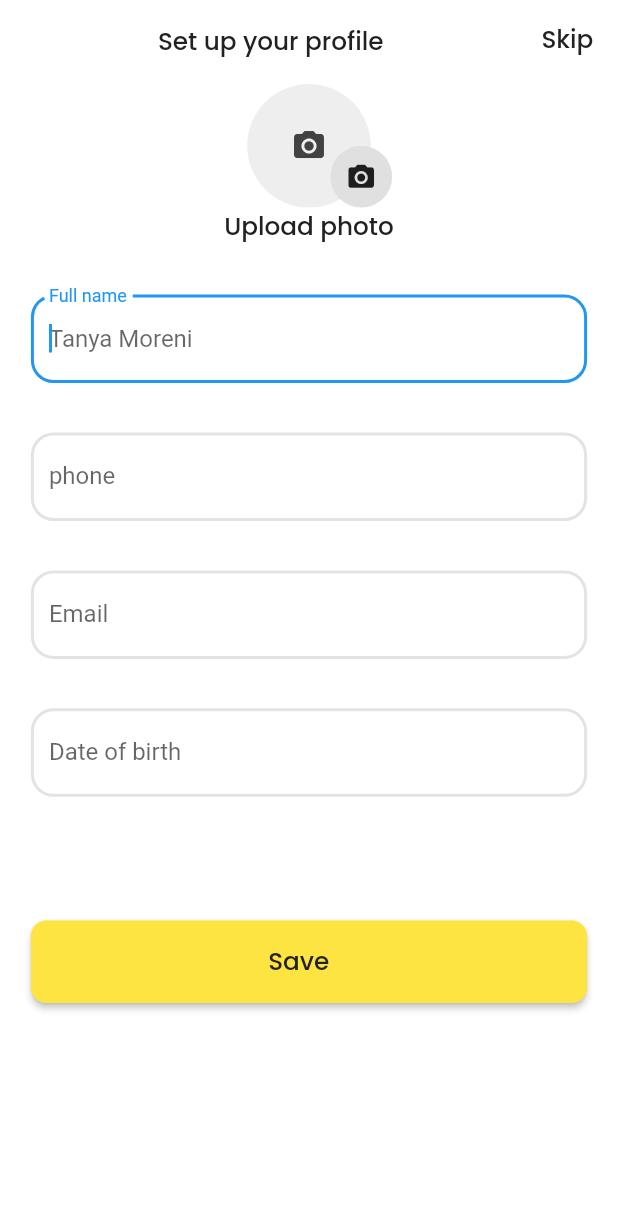
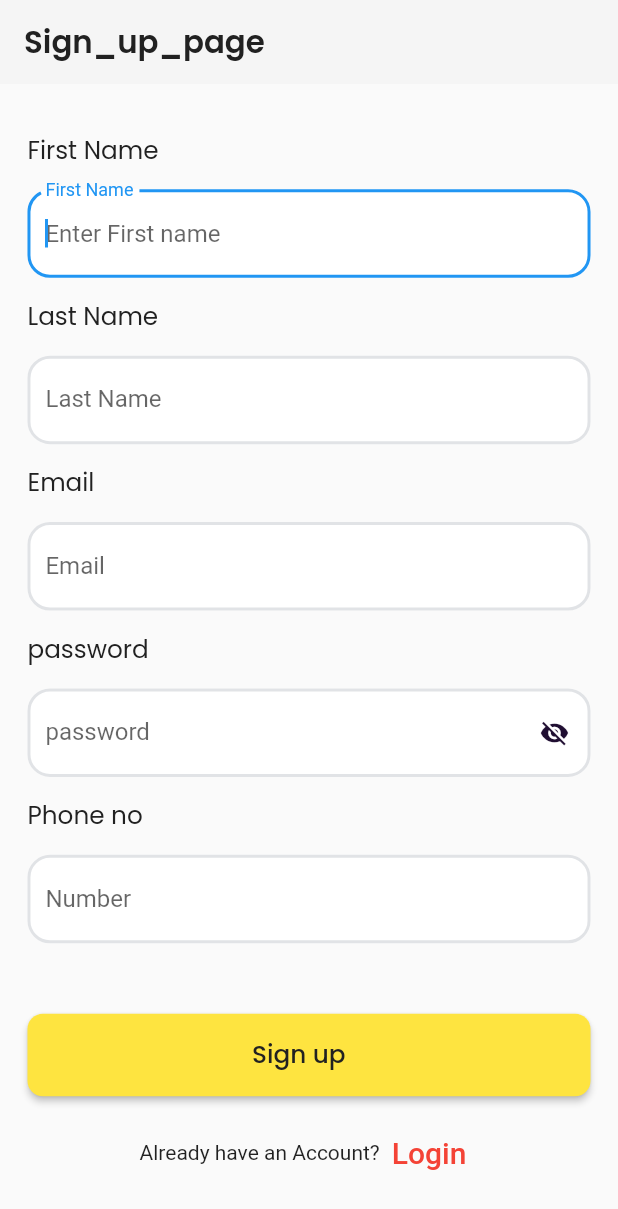
Before and after one commit to panchaniurvisha/ulmo_e_commerce, a Flutter app: the screen it shows after launch, on a phone screen of 412 x 824 dp. Shown: the top 1209 px of the screen. Run offline on Flutter 3.47's test engine with Material 2 defaults, Android fonts, the phone set to English and light mode, and no system bars; our stand-ins replace cloud_firestore, firebase_auth, firebase_core, firebase_storage, fluttertoast, google_sign_in and 3 more; accounts and stored records are empty.

Commit message:
"6/7/2023"

```diff
--- a/lib/main.dart
+++ b/lib/main.dart
@@ -1,6 +1,6 @@
 import 'package:firebase_core/firebase_core.dart';
 import 'package:flutter/material.dart';
-import 'package:ulmo_e_commerce_app/view/profile_setup_screen.dart';
+import 'package:ulmo_e_commerce_app/view/sign_up_page/sign_up_screen.dart';
 
 void main() async {
   WidgetsFlutterBinding.ensureInitialized();
@@ -20,6 +20,6 @@ class MyApp extends StatelessWidget {
           primarySwatch: Colors.blue,
         ),
         debugShowCheckedModeBanner: false,
-        home: const ProfileSetupScreen());
+        home: const SignUpScreen());
   }
 }
--- a/lib/res/constant/app_images.dart
+++ b/lib/res/constant/app_images.dart
@@ -63,4 +63,7 @@ class AppImages {
 
   //ProfileSetUp Screen
   static const String galleryIcon = "${basePath}gallery_icon.png";
+
+  //login Screen
+  static const String googleLogo = "${basePath}google_logo.png";
 }
--- a/lib/res/constant/app_string.dart
+++ b/lib/res/constant/app_string.dart
@@ -19,7 +19,41 @@ class AppString {
   static const bathroom = "bathroom";
   static const popularItem = "popular";
 
-  //categories screen
+  ///Sign Up Screen
+  static const signupTitle = "Sign_up_page";
+  static const firstName = "First Name";
+  static const email = "Email";
+  static const password = "password";
+  static const mobileNo = "Phone no";
+  static const hintTextName = "Enter First name";
+  static const number = "Number";
+  static const hintTextLastName = "Enter Last name";
+  static const hintEmailName = "Eg. jamesburnes14@gmail.com";
+  static const hintTextPassword = "Enter Password";
+  static const hintTextNumber = "00000 00000";
+  static const errorTitle = "Please Enter Correct Name,";
+  static const lastname = "Last Name";
+  static const errorEmailTitle = "Please Enter Correct Email,";
+  static const errorPasswordTitle = "Please valid Password ,";
+  static const errorNumberTitle = "Please Enter Correct Number,";
+  static const forgetPassword = "Forgot Password";
+  static const signup = "Sign up";
+  static const createAccount = 'Already have an Account?';
+  static const login = 'Login';
+
+  ///Login Screen
+  static const loginTitle = "Login_page";
+  static const signWithGoogle = "Sign in with Google";
+  static const loginWithMobile = "Login with Mobile";
+  static const loginWithSocialMedia = "Or Login With Social Media Account";
+  static const or = "OR SIGN IN USING";
+
+  ///Forgot password Screen
+  static const forgotPasswordTitle = "Reset Password";
+  static const text = "Receive an email to\nreset your password";
+  static const resetPassword = "Reset Password";
+
+  ///categories screen
   static const room = "Living room";
   static const categories = "categories";
   static const furniture = "Furniture";
@@ -33,17 +67,17 @@ class AppString {
   static const vases = "Vases";
   static const boxes = "Boxes";
 
-  //catalog Screen
+  ///catalog Screen
   static const title = "Furniture";
-  static const text = "Hard to decide?";
+  static const textCatalog = "Hard to decide?";
   static const help = "We are ready for help";
   static const data = "Need help";
 
-  //product page Screen
+  ///product page Screen
   static const information = "Product information";
   static const review = "Reviews";
   static const question = "Questions and answer";
-  static const number = "32";
+  static const number32 = "32";
   static const five = "5";
   static const headerName = "you might also like";
   static const price = "\$150.00";
@@ -173,13 +207,13 @@ class AppString {
   static const continueButton = "Continue";
   static const nameHintText = "Full Name";
   static const nameLabelText = "Full Name";
-  static const errorTitle = "Please Enter Correct Name,";
+  static const errorTitleOfName = "Please Enter Correct Name,";
   static const numberLabelText = "phone";
-  static const hintTextNumber = "00000 00000";
-  static const errorNumberTitle = "Please Enter Correct Number,";
-  static const email = "Email";
-  static const hintEmailName = "Eg. jamesburnes14@gmail.com";
-  static const errorEmailTitle = "Please Enter Correct Email,";
+  static const hintTextOfNumber = "00000 00000";
+  static const errorTitleNumber = "Please Enter Correct Number,";
+  static const emailOfScreen = "Email";
+  static const hintEmailText = "Eg. jamesburnes14@gmail.com";
+  static const errorTitleEmail = "Please Enter Correct Email,";
   static const pageNumber = "1 of 3";
 
   //delivery Details Screen
@@ -240,10 +274,10 @@ class AppString {
   static const labelTextOfName = "Full name";
   static const hintTextOfName = "Tanya Moreni";
   static const labelTextOfNumber = "phone";
-  static const hintTextOfNumber = "9345678976";
+  static const hintTextOfPhoneNumber = "9345678976";
   static const labelTextOfDateOfBirth = "Date of birth";
   static const hintTextOfDateOfBirth = "11-JUN-1993";
-  static const signup = "Save";
+  static const save = "Save";
 
   //account Screen
   static const myOrder = "My orders";
@@ -254,7 +288,7 @@ class AppString {
 
   //MyDetails Screen
   static const titleOFDetails = "My Details";
-  static const save = "Save";
+  static const saveOfScreen = "Save";
   static const changePhoto = "Change photo";
 
   //Address Book Screen
--- a/lib/view/my_details_screen.dart
+++ b/lib/view/my_details_screen.dart
@@ -78,7 +78,7 @@ class _MyDetailsScreenState extends State<MyDetailsScreen> {
                   InkWell(
                     onTap: () => createUserData(),
                     child: const AppText(
-                      text: AppString.save,
+                      text: AppString.saveOfScreen,
                       fontWeight: FontWeight.w500,
                     ),
                   ),
--- a/lib/view/otp_Scree.dart
+++ b/lib/view/otp_Scree.dart
@@ -6,7 +6,7 @@ import 'package:ulmo_e_commerce_app/res/common/row_app_bar.dart';
 
 import '../res/common/app_text.dart';
 import '../res/constant/app_string.dart';
-import 'login_with_phone_number.dart';
+import 'login_page/login_with_phone_number.dart';
 import 'profile_setup_screen.dart';
 
 class OtpScreen extends StatefulWidget {
@@ -57,7 +57,7 @@ class _OtpScreenState extends State<OtpScreen> {
           child: Column(
             crossAxisAlignment: CrossAxisAlignment.start,
             children: [
-              RowAppBar(
+              const RowAppBar(
                 mainAxisAlignment: MainAxisAlignment.spaceBetween,
                 text: AppString.helpText,
               ),
--- a/lib/view/profile_setup_screen.dart
+++ b/lib/view/profile_setup_screen.dart
@@ -210,7 +210,7 @@ class _ProfileSetupScreenState extends State<ProfileSetupScreen> {
               AppTextFormField(
                   controller: phoneNumberController,
                   labelText: AppString.labelTextOfNumber,
-                  hintText: AppString.hintTextNumber,
+                  hintText: AppString.hintTextOfPhoneNumber,
                   validator: (value) =>
                       utils.isValidMobile(phoneNumberController.text)
                           ? null
@@ -247,7 +247,7 @@ class _ProfileSetupScreenState extends State<ProfileSetupScreen> {
                     debugPrint("Next Account Screen====>");
                   }
                 },
-                text: AppString.signup,
+                text: AppString.save,
                 sizeBox: const SizedBox(),
               ),
             ],
--- /dev/null
+++ b/lib/view/sign_up_page/sign_up_screen.dart
@@ -0,0 +1,221 @@
+import 'package:cloud_firestore/cloud_firestore.dart';
+import 'package:firebase_auth/firebase_auth.dart';
+import 'package:flutter/material.dart';
+import 'package:ulmo_e_commerce_app/res/common/app_elevated_button.dart';
+import 'package:ulmo_e_commerce_app/res/constant/app_colors.dart';
+
+import '../../res/common/app_text.dart';
+import '../../res/common/app_text_form_field.dart';
+import '../../res/constant/app_string.dart';
+import '../../utils/utils.dart';
+import '../login_page/login_screen.dart';
+
+class SignUpScreen extends StatefulWidget {
+  const SignUpScreen({
+    Key? key,
+  }) : super(key: key);
+
+  @override
+  State<SignUpScreen> createState() => _SignUpScreenState();
+}
+
+class _SignUpScreenState extends State<SignUpScreen> {
+  FirebaseAuth firebaseAuth = FirebaseAuth.instance;
+  FirebaseFirestore firebaseFireStore = FirebaseFirestore.instance;
+
+  User? user;
+  TextEditingController emailController = TextEditingController();
+  TextEditingController passwordController = TextEditingController();
+  TextEditingController firstNameController = TextEditingController();
+  TextEditingController lastNameController = TextEditingController();
+  TextEditingController phoneNumberController = TextEditingController();
+
+  bool value = false;
+  bool isSecurePassword = true;
+  final formKey = GlobalKey<FormState>();
+  Utils utils = Utils();
+
+  @override
+  Widget build(BuildContext context) {
+    double height = MediaQuery.of(context).size.height;
+    double width = MediaQuery.of(context).size.width;
+    return Scaffold(
+      resizeToAvoidBottomInset: false,
+      appBar: AppBar(
+        title: AppText(
+            text: AppString.signupTitle,
+            fontWeight: FontWeight.bold,
+            fontSize: height / 40),
+        backgroundColor: AppColors.white,
+        elevation: 0,
+      ),
+      body: Form(
+        key: formKey,
+        autovalidateMode: AutovalidateMode.onUserInteraction,
+        child: Padding(
+          padding: EdgeInsets.all(height / 45),
+          child: Column(
+            crossAxisAlignment: CrossAxisAlignment.start,
+            mainAxisAlignment: MainAxisAlignment.spaceEvenly,
+            children: [
+              const AppText(text: AppString.firstName),
+              AppTextFormField(
+                controller: firstNameController,
+                validator: (value) =>
+                    utils.isValidName(firstNameController.text)
+                        ? null
+                        : AppString.errorTitle,
+                labelText: AppString.firstName,
+                hintText: AppString.hintTextName,
+                keyboardType: TextInputType.name,
+              ),
+              const AppText(text: AppString.lastname),
+              AppTextFormField(
+                controller: lastNameController,
+                validator: (value) => utils.isValidName(lastNameController.text)
+                    ? null
+                    : AppString.errorTitle,
+                labelText: AppString.lastname,
+                hintText: AppString.hintTextLastName,
+                keyboardType: TextInputType.name,
+              ),
+              const AppText(text: AppString.email),
+              AppTextFormField(
+                labelText: AppString.email,
+                hintText: AppString.hintEmailName,
+                controller: emailController,
+                validator: (value) => utils.isValidEmail(emailController.text)
+                    ? null
+                    : AppString.errorEmailTitle,
+                keyboardType: TextInputType.emailAddress,
+              ),
+              const AppText(text: AppString.password),
+              AppTextFormField(
+                  suffixIcon: IconButton(
+                    icon: Icon(isSecurePassword
+                        ? Icons.visibility_off
+                        : Icons.visibility),
+                    iconSize: 20,
+                    color: const Color(0xff200E32),
+                    onPressed: () {
+                      setState(() {
+                        isSecurePassword = !isSecurePassword;
+                      });
+                    },
+                  ),
+                  labelText: AppString.password,
+                  hintText: AppString.hintTextPassword,
+                  controller: passwordController,
+                  obscureText: isSecurePassword,
+                  textInputAction: TextInputAction.done,
+                  validator: (value) =>
+                      utils.isValidPassword(passwordController.text)
+                          ? null
+                          : AppString.errorPasswordTitle,
+                  keyboardType: TextInputType.visiblePassword),
+              const AppText(text: AppString.mobileNo),
+              AppTextFormField(
+                  controller: phoneNumberController,
+                  labelText: AppString.number,
+                  hintText: AppString.hintTextNumber,
+                  validator: (value) =>
+                      utils.isValidMobile(phoneNumberController.text)
+                          ? null
+                          : AppString.errorNumberTitle,
+                  keyboardType: TextInputType.phone),
+              const SizedBox(
+                height: 20,
+              ),
+              AppElevatedButton(
+                onPressed: () {
+                  if (formKey.currentState!.validate()) {
+                    createUser();
+                    debugPrint("Next Login Screen====>");
+                  }
+                },
+                text: AppString.signup,
+                sizeBox: const SizedBox(),
+              ),
+              Row(
+                mainAxisAlignment: MainAxisAlignment.center,
+                children: [
+                  const Text(AppString.createAccount),
+                  TextButton(
+                    child: const Text(
+                      AppString.login,
+                      style: TextStyle(
+                        fontSize: 20,
+                        color: AppColors.redColor,
+                      ),
+                    ),
+                    onPressed: () {
+                      Navigator.pushAndRemoveUntil(
+                          context,
+                          MaterialPageRoute(
+                            builder: (context) => const LoginScreen(),
+                          ),
+                          (route) => false);
+                      //signup screen
+                    },
+                  )
+                ],
+              ),
+            ],
+          ),
+        ),
+      ),
+    );
+  }
+
+  ///----EMAIL SHOW IN AUTH
+  createUser() async {
+    try {
+      await firebaseAuth
+          .createUserWithEmailAndPassword(
+        email: emailController.text,
+        password: passwordController.text,
+      )
+          .then((value) {
+        debugPrint("Value==>${value.user}");
+        user = value.user;
+        user!.sendEmailVerification();
+        createUserData();
+      });
+    } on FirebaseAuthException catch (e) {
+      if (e.code == 'weak-password') {
+        debugPrint('The password provided is too weak.---->');
+        utils.showSnackBar(context,
+            message: "The password provided is too weak.");
+      } else if (e.code == 'email-already-in-use') {
+        debugPrint('The account already exists for that email.');
+        utils.showSnackBar(context,
+            message: "The account already exists for that email.");
+      }
+    } catch (e) {
+      debugPrint("Error===>$e");
+    }
+  }
+
+  ///------DATA SHOW IN  FIRESTORE DATABASE
+  createUserData() {
+    CollectionReference users = firebaseFireStore.collection('user');
+    users.doc(user!.uid).set({
+      'id': user!.uid, // John Doe
+      'first_name': firstNameController.text, // Stokes and Sons
+      'last_name': lastNameController.text,
+      "number": phoneNumberController.text,
+      "email": user!.email, // 42
+    }).then((value) {
+      utils.showToastMessage(
+          message: " SignUp is complete,Please verify your email");
+      Navigator.pushAndRemoveUntil(
+          context,
+          MaterialPageRoute(
+            builder: (context) => const LoginScreen(),
+          ),
+          (route) => false);
+    }).catchError((error) {
+      debugPrint("Failed to add user: $error");
+    });
+  }
+}
--- a/pubspec.yaml
+++ b/pubspec.yaml
@@ -44,6 +44,7 @@ dependencies:
   cloud_firestore: ^4.8.0
   fluttertoast: ^8.2.2
   shared_preferences: ^2.2.0
+  google_sign_in: ^6.1.3
 
 dev_dependencies:
   flutter_test:
```
Also changed, not shown: lib/view/contact_info_editing_screen.dart (+6 -6 lines), lib/view/login_page/forgot_password_page.dart (added, +94 -0 lines), lib/view/login_page/login_screen.dart (added, +267 -0 lines), lib/view/login_page/login_with_phone_number.dart (renamed from lib/view/login_with_phone_number.dart, +5 -5 lines), assets/images/google_logo.png (added), pubspec.lock.
